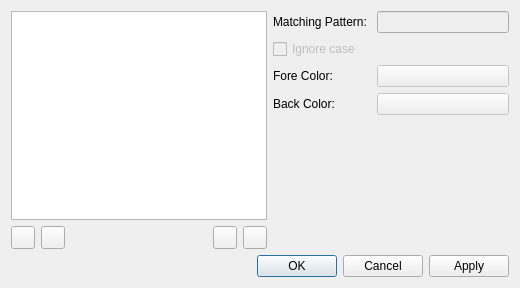
Before: the Qt Designer form src/ui/include/highlightersdialog.ui in nickbnf/glogg, drawn with Qt 5.
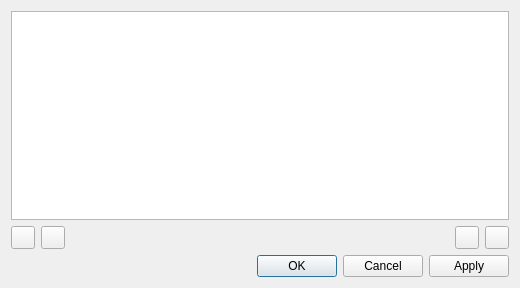
After: the same form once the commit is applied. Icons and pictures are not drawn.

Commit message: Refactor highlighters dialog to address #146

Diff of the .ui file:
```diff
--- a/src/ui/include/highlightersdialog.ui
+++ b/src/ui/include/highlightersdialog.ui
@@ -105,73 +105,7 @@
         </layout>
        </item>
        <item>
-        <layout class="QVBoxLayout" name="verticalLayout">
-         <item>
-          <layout class="QFormLayout" name="formLayout">
-           <item row="2" column="0">
-            <widget class="QLabel" name="label">
-             <property name="text">
-              <string>Matching Pattern: </string>
-             </property>
-            </widget>
-           </item>
-           <item row="2" column="1">
-            <widget class="QLineEdit" name="patternEdit">
-             <property name="enabled">
-              <bool>false</bool>
-             </property>
-            </widget>
-           </item>
-           <item row="4" column="0">
-            <widget class="QLabel" name="label_2">
-             <property name="text">
-              <string>Fore Color: </string>
-             </property>
-            </widget>
-           </item>
-           <item row="5" column="0">
-            <widget class="QLabel" name="label_3">
-             <property name="text">
-              <string>Back Color: </string>
-             </property>
-            </widget>
-           </item>
-           <item row="3" column="0">
-            <widget class="QCheckBox" name="ignoreCaseCheckBox">
-             <property name="enabled">
-              <bool>false</bool>
-             </property>
-             <property name="text">
-              <string>Ignore case</string>
-             </property>
-             <property name="checked">
-              <bool>false</bool>
-             </property>
-            </widget>
-           </item>
-           <item row="4" column="1">
-            <widget class="QPushButton" name="foreColorButton">
-             <property name="enabled">
-              <bool>false</bool>
-             </property>
-             <property name="text">
-              <string/>
-             </property>
-            </widget>
-           </item>
-           <item row="5" column="1">
-            <widget class="QPushButton" name="backColorButton">
-             <property name="enabled">
-              <bool>false</bool>
-             </property>
-             <property name="text">
-              <string/>
-             </property>
-            </widget>
-           </item>
-          </layout>
-         </item>
-        </layout>
+        <layout class="QVBoxLayout" name="highlighterLayout"/>
        </item>
       </layout>
      </item>
```
The commit also changes 6 other files.
